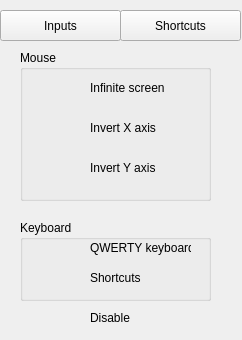
This is mainwindow.ui in bachinblack/WindowsExtend as Qt 5 draws it before an edit. The edited form follows.
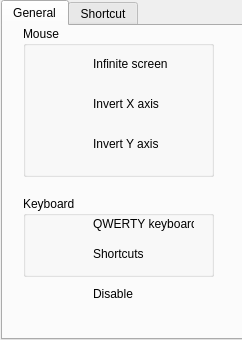
This is the edited form. Icons and pictures are not drawn. Custom widgets are drawn as their Qt base class.

Commit message: shortcut tab ok, buttons not linked

```diff
--- a/mainwindow.ui
+++ b/mainwindow.ui
@@ -30,80 +30,37 @@
     <normaloff>:/images/resources/Luma.ico</normaloff>:/images/resources/Luma.ico</iconset>
   </property>
   <widget class="QWidget" name="centralWidget">
-   <widget class="Switch" name="sInf" native="true">
+   <widget class="QTabWidget" name="tabWidget">
     <property name="geometry">
      <rect>
-      <x>30</x>
-      <y>80</y>
-      <width>41</width>
-      <height>21</height>
+      <x>1</x>
+      <y>0</y>
+      <width>242</width>
+      <height>340</height>
      </rect>
     </property>
-   </widget>
-   <widget class="QLabel" name="lInf">
-    <property name="geometry">
-     <rect>
-      <x>90</x>
-      <y>80</y>
-      <width>81</width>
-      <height>16</height>
-     </rect>
+    <property name="currentIndex">
+     <number>0</number>
     </property>
-    <property name="text">
-     <string>Infinite screen</string>
-    </property>
-   </widget>
-   <widget class="Switch" name="sInvX" native="true">
+    <widget class="QWidget" name="tab">
+     <attribute name="title">
+      <string>General</string>
+     </attribute>
+     <widget class="Switch" name="sSC" native="true">
     <property name="geometry">
      <rect>
       <x>30</x>
-      <y>120</y>
+        <y>220</y>
       <width>41</width>
       <height>21</height>
      </rect>
     </property>
    </widget>
-   <widget class="QLabel" name="lInvX">
-    <property name="geometry">
-     <rect>
-      <x>90</x>
-      <y>120</y>
-      <width>71</width>
-      <height>16</height>
-     </rect>
-    </property>
-    <property name="text">
-     <string>Invert X axis</string>
-    </property>
-   </widget>
-   <widget class="Switch" name="sInvY" native="true">
-    <property name="geometry">
-     <rect>
-      <x>30</x>
-      <y>160</y>
-      <width>41</width>
-      <height>21</height>
-     </rect>
-    </property>
-   </widget>
-   <widget class="QLabel" name="lInvY">
-    <property name="geometry">
-     <rect>
-      <x>90</x>
-      <y>160</y>
-      <width>71</width>
-      <height>16</height>
-     </rect>
-    </property>
-    <property name="text">
-     <string>Invert Y axis</string>
-    </property>
-   </widget>
    <widget class="QGroupBox" name="gbMs">
     <property name="geometry">
      <rect>
       <x>20</x>
-      <y>50</y>
+        <y>0</y>
       <width>191</width>
       <height>151</height>
      </rect>
@@ -116,7 +73,7 @@
     <property name="geometry">
      <rect>
       <x>20</x>
-      <y>220</y>
+        <y>170</y>
       <width>191</width>
       <height>81</height>
      </rect>
@@ -151,37 +108,47 @@
      </property>
     </widget>
    </widget>
-   <widget class="QPushButton" name="bInput">
+     <widget class="Switch" name="sInvX" native="true">
     <property name="geometry">
      <rect>
-      <x>0</x>
-      <y>10</y>
-      <width>121</width>
-      <height>31</height>
-     </rect>
-    </property>
+        <x>30</x>
+        <y>70</y>
+        <width>41</width>
+        <height>21</height>
+       </rect>
+      </property>
+     </widget>
+     <widget class="QLabel" name="lInvX">
+      <property name="geometry">
+       <rect>
+        <x>90</x>
+        <y>70</y>
+        <width>71</width>
+        <height>16</height>
+       </rect>
+      </property>
     <property name="text">
-     <string>Inputs</string>
-    </property>
-   </widget>
-   <widget class="QPushButton" name="bShortcut">
+       <string>Invert X axis</string>
+      </property>
+     </widget>
+     <widget class="QLabel" name="lInvY">
     <property name="geometry">
      <rect>
-      <x>120</x>
-      <y>10</y>
-      <width>121</width>
-      <height>31</height>
+        <x>90</x>
+        <y>110</y>
+        <width>71</width>
+        <height>16</height>
      </rect>
     </property>
     <property name="text">
-     <string>Shortcuts</string>
-    </property>
-   </widget>
-   <widget class="Switch" name="sDis" native="true">
+       <string>Invert Y axis</string>
+      </property>
+     </widget>
+     <widget class="Switch" name="sInf" native="true">
     <property name="geometry">
      <rect>
       <x>30</x>
-      <y>310</y>
+        <y>30</y>
       <width>41</width>
       <height>21</height>
      </rect>
@@ -191,7 +158,7 @@
     <property name="geometry">
      <rect>
       <x>90</x>
-      <y>310</y>
+        <y>260</y>
       <width>41</width>
       <height>16</height>
      </rect>
@@ -200,27 +167,49 @@
      <string>Disable</string>
     </property>
    </widget>
+     <widget class="Switch" name="sDis" native="true">
+      <property name="geometry">
+       <rect>
+        <x>30</x>
+        <y>260</y>
+        <width>41</width>
+        <height>21</height>
+       </rect>
+      </property>
+     </widget>
    <widget class="Switch" name="sKb" native="true">
     <property name="geometry">
      <rect>
       <x>30</x>
-      <y>240</y>
+        <y>190</y>
       <width>41</width>
       <height>21</height>
      </rect>
     </property>
    </widget>
-   <widget class="Switch" name="sSC" native="true">
+     <widget class="Switch" name="sInvY" native="true">
     <property name="geometry">
      <rect>
       <x>30</x>
-      <y>270</y>
+        <y>110</y>
       <width>41</width>
       <height>21</height>
      </rect>
     </property>
    </widget>
-   <zorder>gbMs</zorder>
+     <widget class="QLabel" name="lInf">
+      <property name="geometry">
+       <rect>
+        <x>90</x>
+        <y>30</y>
+        <width>81</width>
+        <height>16</height>
+       </rect>
+      </property>
+      <property name="text">
+       <string>Infinite screen</string>
+      </property>
+     </widget>
    <zorder>gbKb</zorder>
    <zorder>sInf</zorder>
    <zorder>lInf</zorder>
@@ -233,7 +222,64 @@
    <zorder>sDis</zorder>
    <zorder>lDis</zorder>
    <zorder>sKb</zorder>
-   <zorder>sSC</zorder>
+     <zorder>sInvY</zorder>
+     <zorder>lInf</zorder>
+    </widget>
+    <widget class="QWidget" name="tab_2">
+     <attribute name="title">
+      <string>Shortcut</string>
+     </attribute>
+     <widget class="QLabel" name="lSC">
+      <property name="geometry">
+       <rect>
+        <x>80</x>
+        <y>20</y>
+        <width>81</width>
+        <height>16</height>
+       </rect>
+      </property>
+      <property name="text">
+       <string>Active shortcuts</string>
+      </property>
+     </widget>
+     <widget class="QListView" name="liSC">
+      <property name="geometry">
+       <rect>
+        <x>9</x>
+        <y>40</y>
+        <width>222</width>
+        <height>221</height>
+       </rect>
+      </property>
+     </widget>
+     <widget class="QPushButton" name="bAdd">
+      <property name="geometry">
+       <rect>
+        <x>9</x>
+        <y>270</y>
+        <width>111</width>
+        <height>41</height>
+       </rect>
+      </property>
+      <property name="text">
+       <string>Add</string>
+      </property>
+     </widget>
+     <widget class="QPushButton" name="bDel">
+      <property name="geometry">
+       <rect>
+        <x>118</x>
+        <y>270</y>
+        <width>111</width>
+        <height>41</height>
+       </rect>
+      </property>
+      <property name="text">
+       <string>Remove</string>
+      </property>
+     </widget>
+    </widget>
+   </widget>
   </widget>
  </widget>
  <layoutdefault spacing="6" margin="11"/>
```
Left out of the diff: 10 changed lines with no effect on the pictures. Lines whose indentation alone changed are shown as unchanged. The commit also changes 8 other files.
